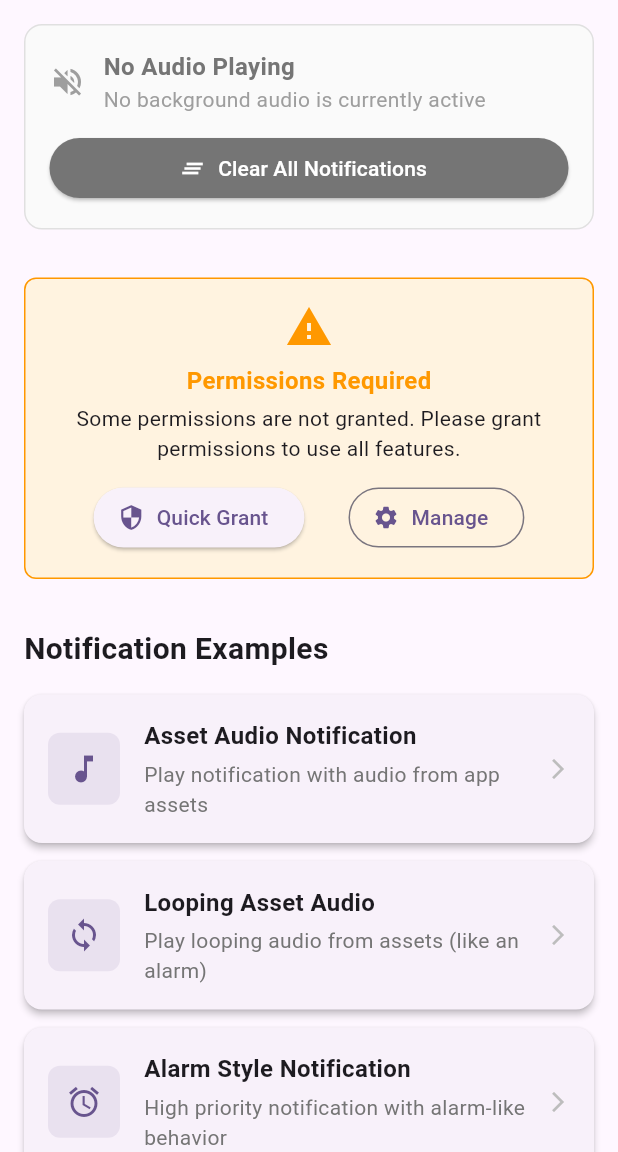
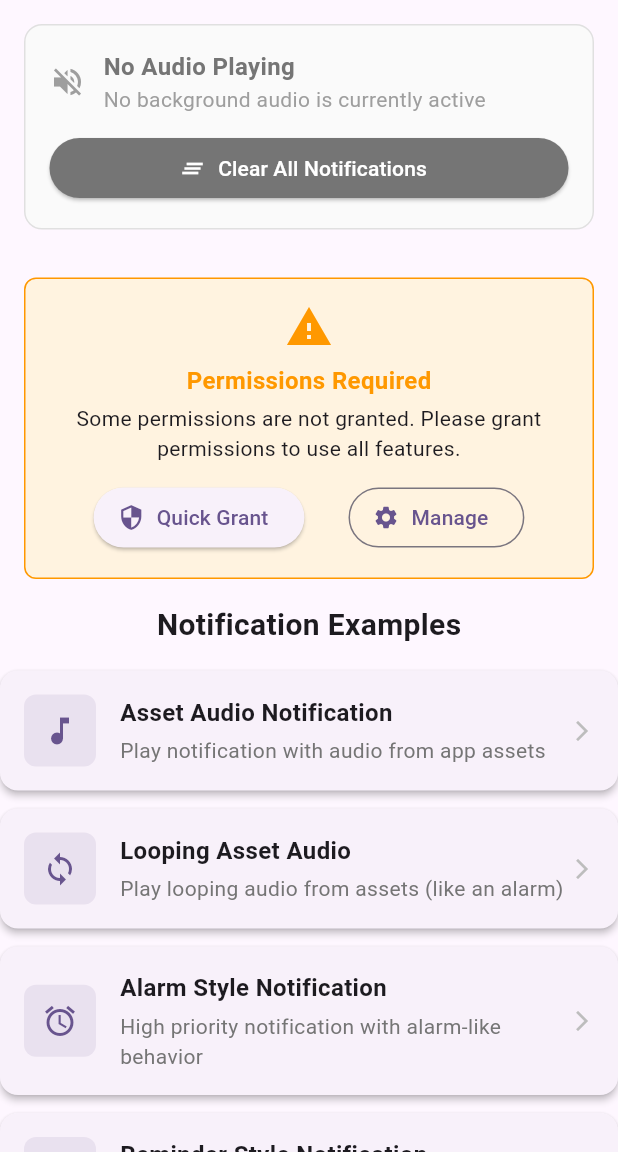
Before and after one commit to aymanalareqi/smart_local_notification, a Flutter app: the screen it shows after launch, on a phone screen of 412 x 824 dp, the part 84-1236 px from its top. Run offline on Flutter 3.47's test engine with Material 3 defaults, Android fonts, the phone set to English and light mode, and no system bars; our stand-ins replace file_picker, permission_handler, plugin_platform_interface.

Commit message:
feat: Refactor HomeScreen layout to use SingleChildScrollView for better scrolling behavior

```diff
--- a/example/lib/screens/home_screen.dart
+++ b/example/lib/screens/home_screen.dart
@@ -177,7 +177,8 @@ class _HomeScreenState extends State<HomeScreen> {
           ),
         ],
       ),
-      body: Column(
+      body: SingleChildScrollView(
+        child: Column(
           children: [
             // Audio Status Widget
             AudioStatusWidget(
@@ -189,10 +190,7 @@ class _HomeScreenState extends State<HomeScreen> {
             // Permissions Status
             const PermissionRequestWidget(),
 
-          // Notification Examples
-          Expanded(
-            child: ListView(
-              padding: const EdgeInsets.all(16),
+            Column(
               children: [
                 const Text(
                   'Notification Examples',
@@ -286,8 +284,8 @@ class _HomeScreenState extends State<HomeScreen> {
                 ),
               ],
             ),
+          ],
         ),
-        ],
       ),
     );
   }
```
Lines whose indentation alone changed are shown as unchanged.
